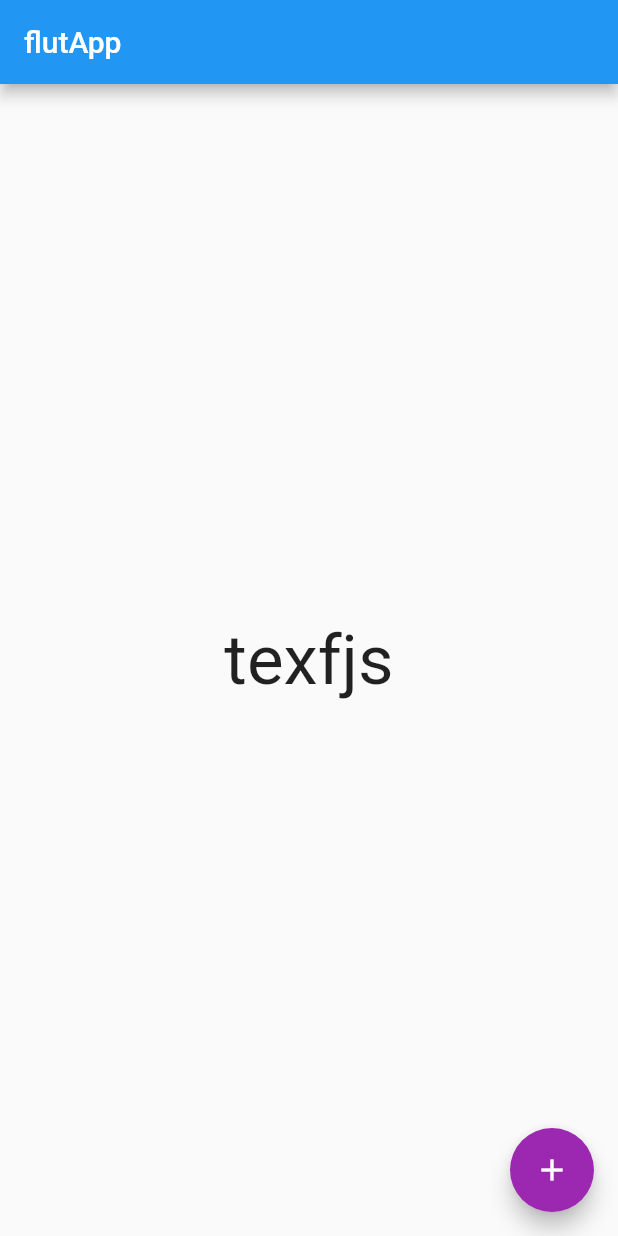
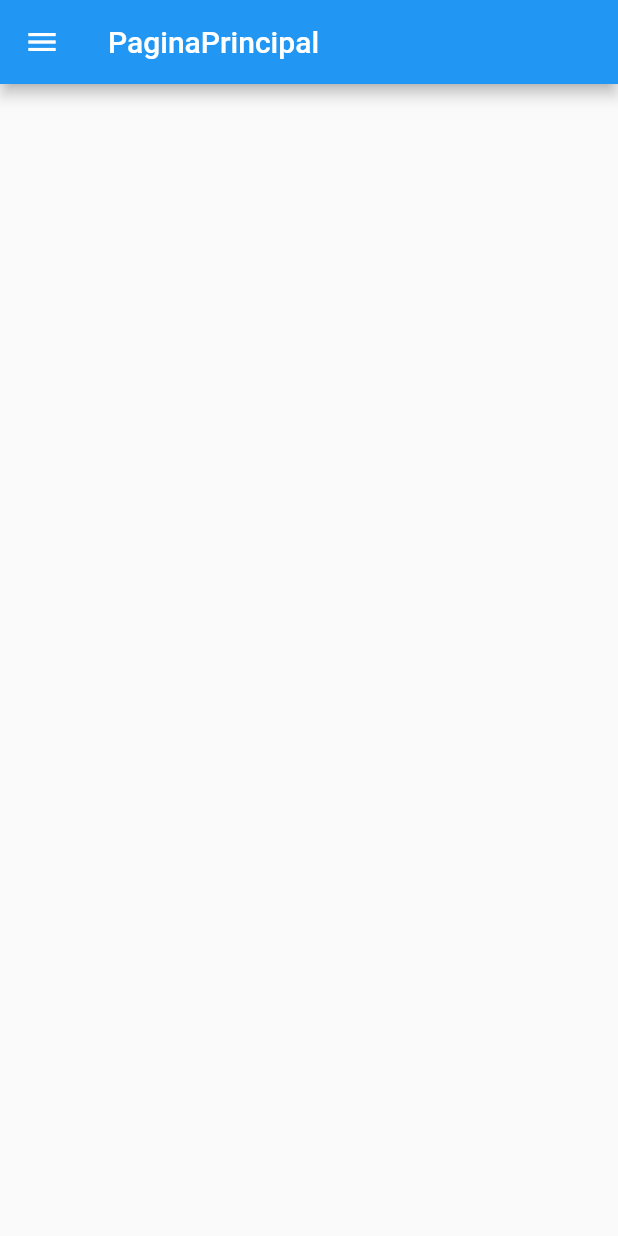
Before and after one commit to EdmaryBaga/flutr_app, a Flutter app: the screen it shows after launch, on a phone screen of 412 x 824 dp. Run offline on Flutter 3.47's test engine with Material 2 defaults, Android fonts, the phone set to English and light mode, and no system bars.

```diff
--- /dev/null
+++ b/FlutterApps/flutr_app/lib/src/home.dart
@@ -0,0 +1,18 @@
+import 'package:flutter/material.dart';
+
+class Home extends StatefulWidget {
+  @override
+  _HomeState createState() => _HomeState();
+}
+
+class _HomeState extends State<Home> {
+  @override
+  Widget build(BuildContext context) {
+    return Scaffold(
+      appBar: AppBar(
+        title: Text("PaginaPrincipal"),
+         ),
+        drawer: Drawer(),//agrega el menu, si elementos
+    );
+  }
+}
```
Also changed, not shown: FlutterApps/flutr_app/lib/main.dart (+4 -26 lines), FlutterApps/flutr_app/lib/src/screens/battery.dart (added, +17 -0 lines), FlutterApps/flutr_app/lib/src/screens/settings.dart (added, +17 -0 lines).
